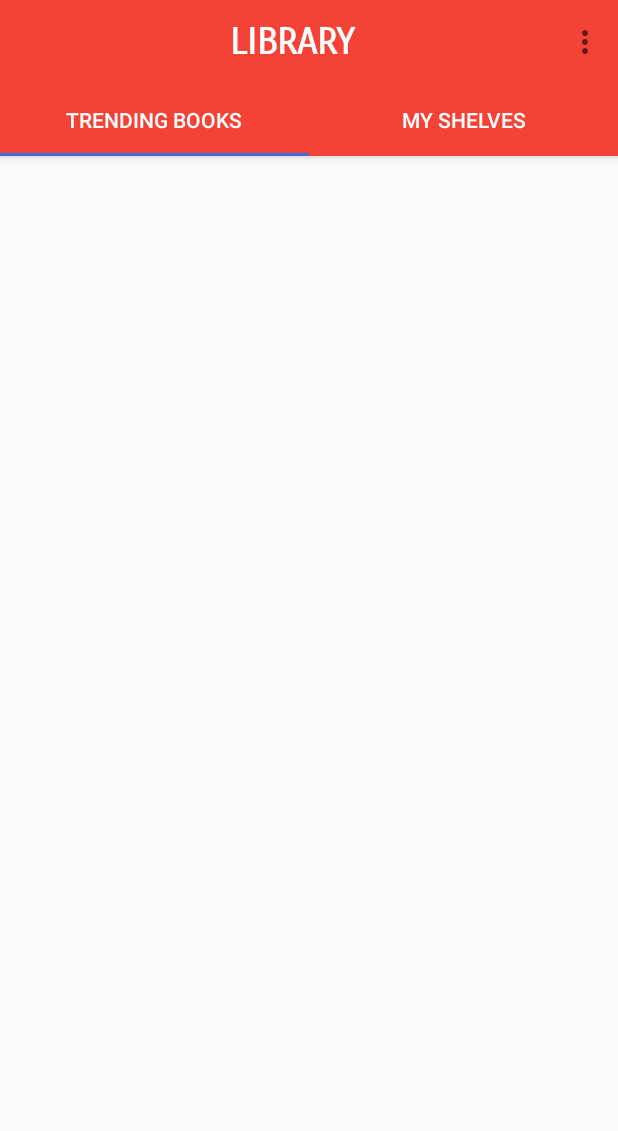
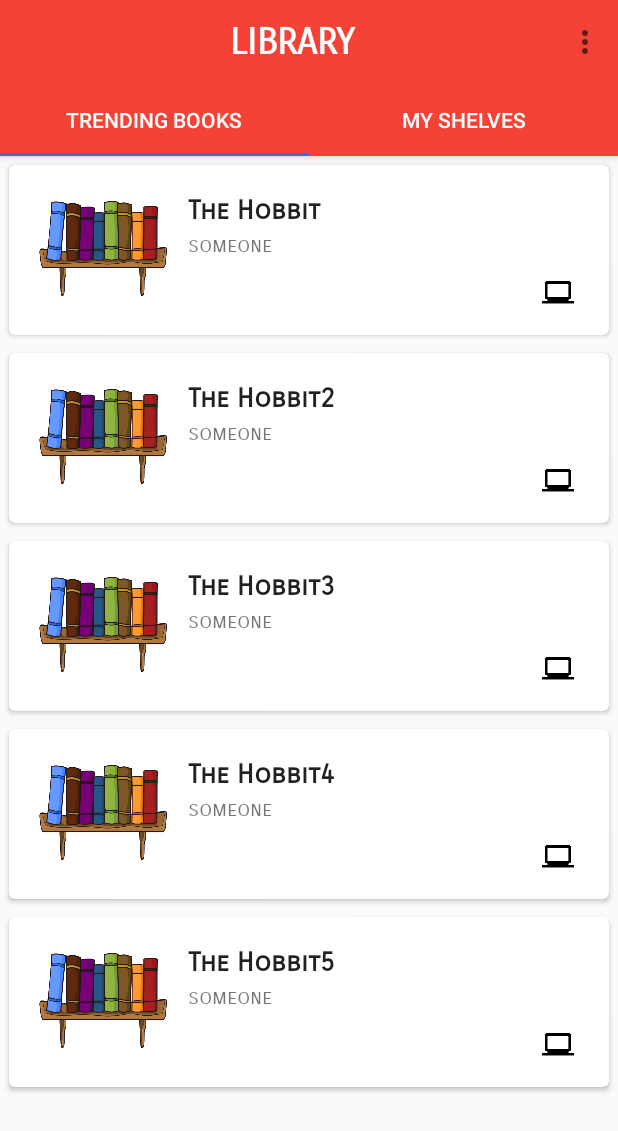
Before and after one commit to AlphaMikeFoxtrot/Shelves-2.0, an Android app: the screen it shows after launch once a user with an empty profile is signed in (HomeActivity), on a phone screen of 412 x 824 dp. Shown: the top 1131 px of the screen. Run offline under Robolectric (Android 15) with nearby library versions, the phone set to English and light mode, and no system bars; our stand-ins replace Firebase (no records; nobody signed in at launch, a user with empty details on screens opened directly); libraries missing offline, so code that uses them is left out: com.firebase.ui; 1 statement that could not run was skipped.

Commit message:
added recycler view to fragment

```diff
--- a/Shelves/app/build.gradle
+++ b/Shelves/app/build.gradle
@@ -21,6 +21,8 @@ android {
 dependencies {
     implementation fileTree(dir: 'libs', include: ['*.jar'])
     implementation 'com.android.support:appcompat-v7:26.1.0'
+    compile 'com.android.support:cardview-v7:26.1.0'
+    compile 'com.android.support:recyclerview-v7:26.1.0'
     implementation 'com.android.support:design:26.1.0'
     implementation 'com.android.support.constraint:constraint-layout:1.0.2'
     implementation 'com.google.firebase:firebase-auth:11.8.0'
--- a/Shelves/app/src/main/java/com/anonymous/shelves/Adapters/HomeTrendingRVAdapter.java
+++ b/Shelves/app/src/main/java/com/anonymous/shelves/Adapters/HomeTrendingRVAdapter.java
@@ -31,7 +31,7 @@ public class HomeTrendingRVAdapter extends RecyclerView.Adapter<HomeTrendingRVAd
     public HomeTrendingRVViewHolder onCreateViewHolder(ViewGroup parent, int viewType) {
 
         View listItemView;
-        listItemView = LayoutInflater.from(mContext).inflate(R.layout.trending_fragment_card_view, parent, false);
+        listItemView = LayoutInflater.from(parent.getContext()).inflate(R.layout.trending_fragment_card_view, parent, false);
 
         return new HomeTrendingRVViewHolder(listItemView);
 
--- a/Shelves/app/src/main/java/com/anonymous/shelves/HomeTrendingListFragment.java
+++ b/Shelves/app/src/main/java/com/anonymous/shelves/HomeTrendingListFragment.java
@@ -1,9 +1,11 @@
 package com.anonymous.shelves;
 
 
+import android.content.Context;
 import android.os.Bundle;
 import android.support.annotation.Nullable;
 import android.support.v4.app.Fragment;
+import android.support.v7.widget.GridLayoutManager;
 import android.support.v7.widget.LinearLayoutManager;
 import android.support.v7.widget.RecyclerView;
 import android.view.LayoutInflater;
@@ -22,11 +24,26 @@ import java.util.ArrayList;
 public class HomeTrendingListFragment extends Fragment {
 
     RecyclerView mRecyclerView;
+
     HomeTrendingRVAdapter adapter;
+
     ArrayList<BookClass> books;
+
+    protected RecyclerView.LayoutManager mLayoutManager;
+    protected LayoutManagerType mCurrentLayoutManagerType;
+
+    private static final String KEY_LAYOUT_MANAGER = "layoutManager";
+    private static final int SPAN_COUNT = 2;
+
+    Context context;
 
     public HomeTrendingListFragment() {
         // Required empty public constructor
+    }
+
+    private enum LayoutManagerType {
+        GRID_LAYOUT_MANAGER,
+        LINEAR_LAYOUT_MANAGER
     }
 
 
@@ -34,13 +51,26 @@ public class HomeTrendingListFragment extends Fragment {
     public View onCreateView(LayoutInflater inflater, ViewGroup container,
                              Bundle savedInstanceState) {
         // Inflate the layout for this fragment
-        mRecyclerView = container.findViewById(R.id.home_trending_fragment_rv);
-        adapter = new HomeTrendingRVAdapter(container.getContext(), books);
-        mRecyclerView.setLayoutManager(new LinearLayoutManager(container.getContext()));
-        mRecyclerView.setHasFixedSize(true);
+
+        View rootView = inflater.inflate(R.layout.fragment_home_trending_list, container, false);
+
+        mRecyclerView = rootView.findViewById(R.id.home_trending_fragment_rv);
+        adapter = new HomeTrendingRVAdapter(getActivity(), books);
+
+        mLayoutManager = new LinearLayoutManager(getActivity());
+
+        mCurrentLayoutManagerType = LayoutManagerType.LINEAR_LAYOUT_MANAGER;
+
+        if (savedInstanceState != null) {
+            // Restore saved layout manager type.
+            mCurrentLayoutManagerType = (LayoutManagerType) savedInstanceState
+                    .getSerializable(KEY_LAYOUT_MANAGER);
+        }
+        setRecyclerViewLayoutManager(mCurrentLayoutManagerType);
+
         mRecyclerView.setAdapter(adapter);
 
-        return inflater.inflate(R.layout.fragment_home_trending_list, container, false);
+        return rootView;
     }
 
     @Override
@@ -54,4 +84,31 @@ public class HomeTrendingListFragment extends Fragment {
         books.add(new BookClass("The Hobbit4", "someone", 6.5f));
         books.add(new BookClass("The Hobbit5", "someone", 6.5f));
     }
+
+    public void setRecyclerViewLayoutManager(LayoutManagerType layoutManagerType) {
+        int scrollPosition = 0;
+
+        // If a layout manager has already been set, get current scroll position.
+        if (mRecyclerView.getLayoutManager() != null) {
+            scrollPosition = ((LinearLayoutManager) mRecyclerView.getLayoutManager())
+                    .findFirstCompletelyVisibleItemPosition();
+        }
+
+        switch (layoutManagerType) {
+            case GRID_LAYOUT_MANAGER:
+                mLayoutManager = new GridLayoutManager(getActivity(), SPAN_COUNT);
+                mCurrentLayoutManagerType = LayoutManagerType.GRID_LAYOUT_MANAGER;
+                break;
+            case LINEAR_LAYOUT_MANAGER:
+                mLayoutManager = new LinearLayoutManager(getActivity());
+                mCurrentLayoutManagerType = LayoutManagerType.LINEAR_LAYOUT_MANAGER;
+                break;
+            default:
+                mLayoutManager = new LinearLayoutManager(getActivity());
+                mCurrentLayoutManagerType = LayoutManagerType.LINEAR_LAYOUT_MANAGER;
+        }
+
+        mRecyclerView.setLayoutManager(mLayoutManager);
+        mRecyclerView.scrollToPosition(scrollPosition);
+    }
 }
--- a/Shelves/app/src/main/res/layout/fragment_home_trending_list.xml
+++ b/Shelves/app/src/main/res/layout/fragment_home_trending_list.xml
@@ -9,7 +9,6 @@
     <android.support.v7.widget.RecyclerView
         android:layout_width="match_parent"
         android:layout_height="match_parent"
-        android:id="@+id/home_trending_fragment_rv"
-        android:layout_margin="12dp"/>
+        android:id="@+id/home_trending_fragment_rv"/>
 
 </FrameLayout>
--- a/Shelves/app/src/main/res/layout/trending_fragment_card_view.xml
+++ b/Shelves/app/src/main/res/layout/trending_fragment_card_view.xml
@@ -1,15 +1,21 @@
 <?xml version="1.0" encoding="utf-8"?>
+
+<LinearLayout
+    xmlns:app="http://schemas.android.com/apk/res-auto"
+    xmlns:android="http://schemas.android.com/apk/res/android"
+    xmlns:tool="http://schemas.android.com/tools"
+    android:layout_width="match_parent"
+    android:layout_height="125dp">
+
     <android.support.v7.widget.CardView
         xmlns:app="http://schemas.android.com/apk/res-auto"
         xmlns:android="http://schemas.android.com/apk/res/android"
         xmlns:tool="http://schemas.android.com/tools"
         android:layout_width="match_parent"
-    android:layout_height="@dimen/card_view_height"
-    app:cardCornerRadius="@dimen/card_view_corner_radius"
-    android:minHeight="@dimen/card_view_min_height"
-    android:layout_margin="@dimen/card_view_layout_margin"
-    app:cardElevation="@dimen/card_view_elevation"
-    app:contentPadding="@dimen/card_view_content_padding">
+        android:layout_height="match_parent"
+        app:cardCornerRadius="4dp"
+        android:layout_margin="6dp"
+        app:contentPadding="8dp">
 
         <LinearLayout
             android:layout_width="match_parent"
@@ -21,11 +27,13 @@
                 android:layout_width="0dp"
                 android:layout_height="match_parent"
                 android:layout_weight="0.4"
-            android:src="@mipmap/ic_launcher" />
+                android:scaleType="fitCenter"
+                android:padding="12dp"
+                android:src="@drawable/shelves_logo" />
 
             <LinearLayout
                 android:layout_width="0dp"
-            android:layout_height="@dimen/card_view_linear_layout_height"
+                android:layout_height="85dp"
                 android:layout_gravity="center"
                 android:layout_weight="1"
                 android:padding="2dp"
@@ -39,7 +47,7 @@
                     android:textStyle="bold"
                     tool:text="The Hobbit"
                     style="@style/TextAppearance.AppCompat.Headline"
-                android:textSize="@dimen/card_view_book_name_text_size"
+                    android:textSize="18sp"
                     android:fontFamily="sans-serif-smallcaps"
                     android:gravity="start|center"/>
 
@@ -65,3 +73,5 @@
         </LinearLayout>
 
     </android.support.v7.widget.CardView>
+
+</LinearLayout>
```
Lines whose indentation alone changed are shown as unchanged.
